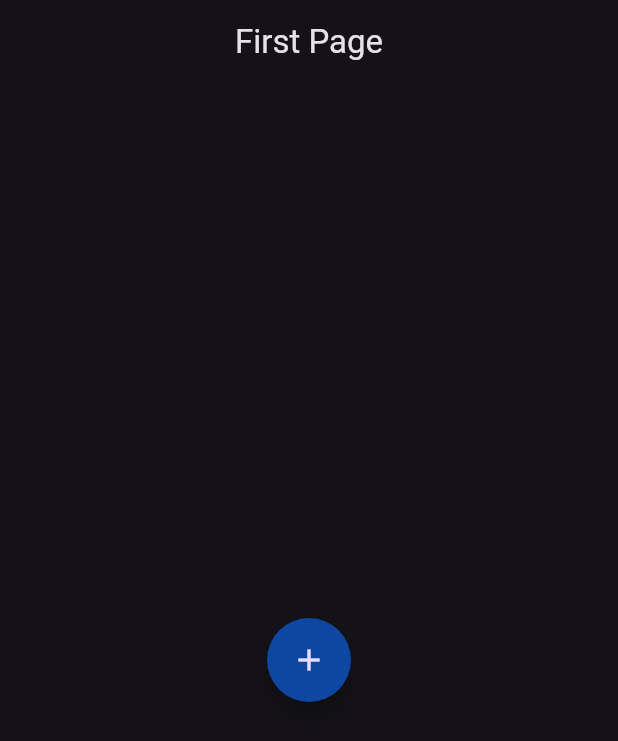
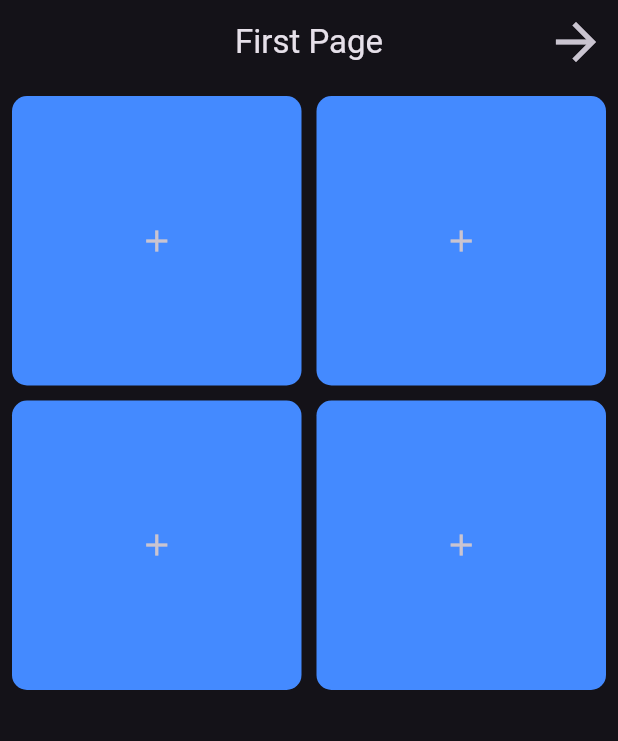
Before and after one commit to novaandini/flutter_double_pages, a Flutter app: the screen it shows after launch, on a phone screen of 412 x 824 dp. Shown: the top 741 px of the screen. Run offline on Flutter 3.47's test engine with Material 3 defaults, Android fonts, the phone set to English and light mode, and no system bars.

Commit message:
membuat tampilan grid kotak-kotak

```diff
--- a/lib/main.dart
+++ b/lib/main.dart
@@ -36,22 +36,39 @@ class _FirstPageState extends State<FirstPage> {
       appBar: AppBar(
         title: const Text("First Page"),
         centerTitle: true,
+        actions: [
+          IconButton(
+            onPressed: () {
+              Navigator.of(context).push(MaterialPageRoute(builder: (context)=> const SecondPage()));
+            },
+            icon: Icon(Icons.arrow_forward, size: 40,),
+          )
+        ],
       ),
-      body: Stack(
-          children: [
-            Align(
-              alignment: Alignment.center,
-              child: FloatingActionButton(
-                backgroundColor: Colors.blue.shade900,
-                shape: OvalBorder(side: BorderSide.none),
-                onPressed: () {
-                  Navigator.of(context).push(MaterialPageRoute(builder: (context)=> const SecondPage()));
-                },
-                child: Icon(Icons.add),
+      body: Padding(
+        padding: const EdgeInsets.all(8.0),
+        child: GridView.builder(
+          gridDelegate: const SliverGridDelegateWithFixedCrossAxisCount(
+            crossAxisCount: 2,
+            crossAxisSpacing: 10.0,
+            mainAxisSpacing: 10.0,
+            childAspectRatio: 1.0,
+          ),
+          itemCount: 4,
+          itemBuilder: (context, index) {
+            return Container(
+              decoration: BoxDecoration(
+                borderRadius: BorderRadius.circular(10),
+                color: Colors.blueAccent,
               ),
-            ),
-          ],
+              child: IconButton(
+                onPressed: () { Navigator.of(context).push(MaterialPageRoute(builder: (context)=> const SecondPage())); },
+                icon: Icon(Icons.add),
+              ),
+            );
+          },
         ),
+      ),
     );
   }
 }
```
